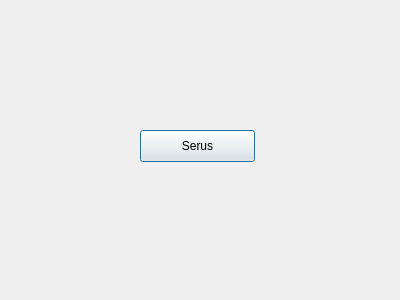
Old version of the form ui/batchwindow.ui in the repository najlepsiwebdesigner/opencv-lab.
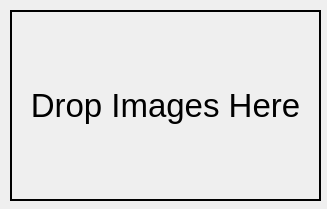
New version of the form.

Commit message: add operations list to main window, enable drag and drop support in batch window, add boost

```diff
--- a/ui/batchwindow.ui
+++ b/ui/batchwindow.ui
@@ -6,24 +6,38 @@
    <rect>
     <x>0</x>
     <y>0</y>
-    <width>400</width>
-    <height>300</height>
+    <width>327</width>
+    <height>209</height>
    </rect>
   </property>
   <property name="windowTitle">
    <string>Dialog</string>
   </property>
-  <widget class="QPushButton" name="pushButton">
+  <widget class="QLabel" name="dropHereLabel">
    <property name="geometry">
     <rect>
-     <x>140</x>
-     <y>130</y>
-     <width>115</width>
-     <height>32</height>
+     <x>10</x>
+     <y>10</y>
+     <width>311</width>
+     <height>191</height>
     </rect>
    </property>
+   <property name="font">
+    <font>
+     <pointsize>25</pointsize>
+    </font>
+   </property>
+   <property name="frameShape">
+    <enum>QFrame::Box</enum>
+   </property>
+   <property name="lineWidth">
+    <number>2</number>
+   </property>
    <property name="text">
-    <string>Serus</string>
+    <string>Drop Images Here</string>
+   </property>
+   <property name="alignment">
+    <set>Qt::AlignCenter</set>
    </property>
   </widget>
  </widget>
```
The commit also changes 7 other files.
